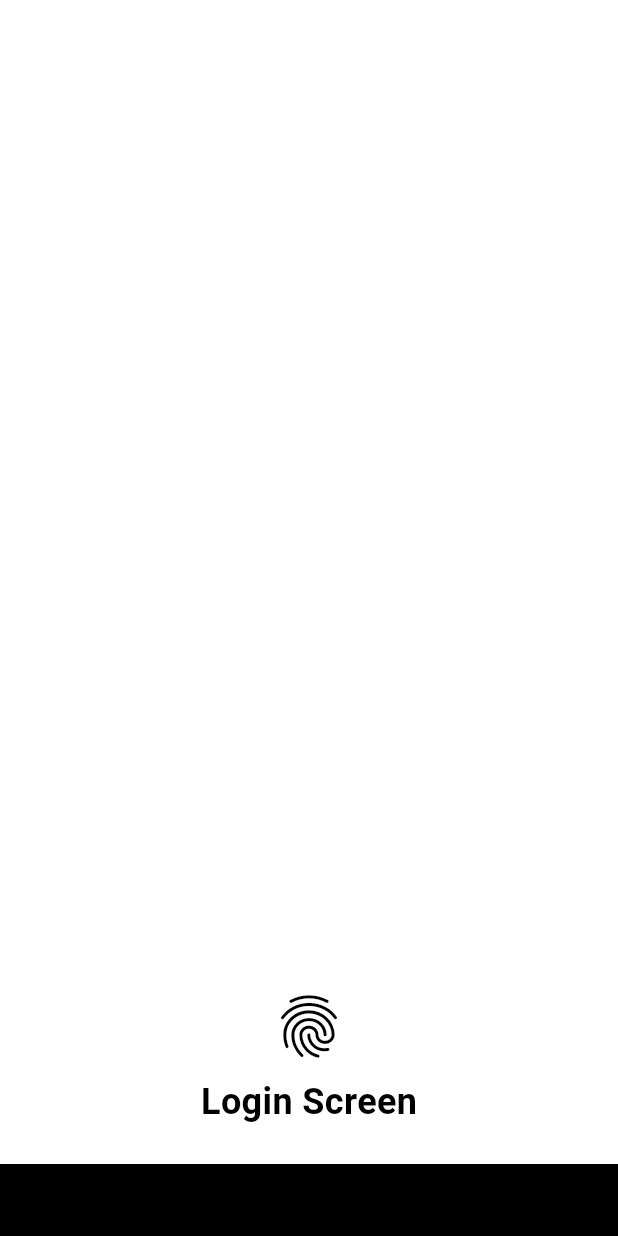
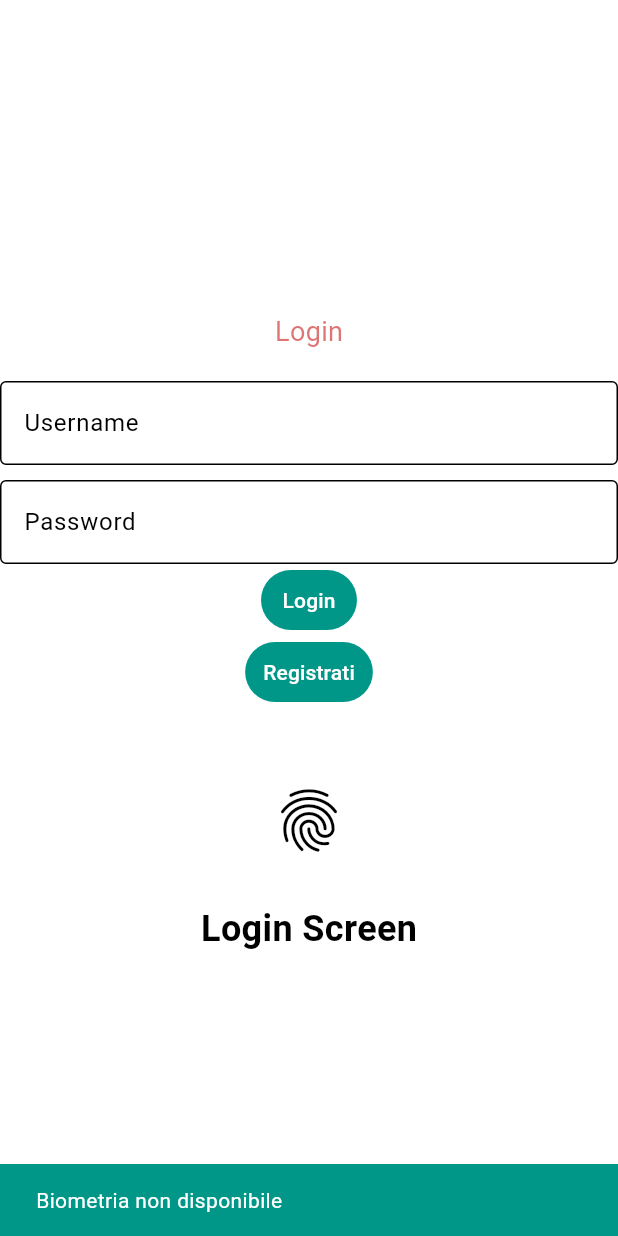
Before and after one commit to Sfabi28/Swifty_Protein, a Flutter app: the screen it shows after launch, after a tap on the "fingerprint" icon, on a phone screen of 412 x 824 dp. Run offline on Flutter 3.47's test engine with Material 3 defaults, Android fonts, the phone set to English and light mode, and no system bars; our stand-ins replace flutter_dotenv, local_auth, shared_preferences, sqflite; missing offline and left inert: local_auth_android, local_auth_darwin; accounts and stored records are empty.

Commit message:
si inizia

```diff
--- a/lib/screens/login_screen.dart
+++ b/lib/screens/login_screen.dart
@@ -2,6 +2,8 @@ import 'package:flutter/material.dart';
 import 'package:local_auth/local_auth.dart';
 import 'package:local_auth_android/local_auth_android.dart';
 import 'package:local_auth_darwin/local_auth_darwin.dart';
+import 'package:shared_preferences/shared_preferences.dart';
+import 'package:swifty_protein/models/user_model.dart';
 import '../services/db_helper.dart';
 import '../services/app_state.dart';
 
@@ -15,6 +17,7 @@ class LoginScreen extends StatefulWidget { // necessario per gestire input utent
 class _LoginScreenState extends State<LoginScreen> {
 
   final DatabaseHelper _dbhelper = DatabaseHelper.instance; //prendo l'istanza del db, per ora non serve a nel futuro servira'
+  final prefs =  SharedPreferences.getInstance();
 
   final LocalAuthentication auth = LocalAuthentication();
 
@@ -25,12 +28,18 @@ class _LoginScreenState extends State<LoginScreen> {
       AppState.ignoreNextResume = true;
       final bool canCheck = await auth.canCheckBiometrics;
       final bool isDeviceSupported = await auth.isDeviceSupported(); //controllo se posso utilizzare la biometri sul dispositivo
+      var idToLog = await prefs.then((prefs) => prefs.getString('loggedInUser')); //prendo l'username dell'utente loggato dalle preferenze condivise
 
-      if (!canCheck && !isDeviceSupported) { //se non posso usarla per qualche motivo allora lo dico in una snackbar (toast)
+      if (!canCheck && !isDeviceSupported || idToLog == null) { //se non posso usarla per qualche motivo allora lo dico in una snackbar (toast)
         AppState.ignoreNextResume = false;
         if (!mounted) return;
         ScaffoldMessenger.of(context).showSnackBar(
-          const SnackBar(content: Text('Biometria non disponibile su questo dispositivo')),
+          SnackBar(
+            content: Text('Biometria non disponibile',
+              style: TextStyle(color: Colors.white),
+            ),
+            backgroundColor: Colors.teal,  //colore debug
+          ),
         );
         return;
       }
@@ -71,32 +80,144 @@ class _LoginScreenState extends State<LoginScreen> {
     }
   }
 
+
+  final TextEditingController _nameController = TextEditingController();
+  final TextEditingController _passwordController = TextEditingController();
+
   @override
   void initState() { //quando la finestra viene creata per la prima volta
     super.initState();
   }
 
+  Future <void> _login() async { //funzione per login con username e password
+    final username = _nameController.text;
+    final password = _passwordController.text;
+
+    if (username.isEmpty || password.isEmpty) {
+      ScaffoldMessenger.of(context).showSnackBar(
+        const SnackBar(content: Text('Inserisci username e password', style: TextStyle(color: Colors.white)), backgroundColor: Colors.redAccent),
+      );
+      return;
+    }
+    _dbhelper.findUser(username, password).then((user) {
+      if (user != null) {
+        prefs.then((prefs) {
+          prefs.setString('loggedInUser', user.username); //salvo l'username dell'utente loggato nelle preferenze condivise
+        });
+        Navigator.of(context).pushReplacementNamed('/home');
+      } else {
+        ScaffoldMessenger.of(context).showSnackBar(
+          const SnackBar(content: Text('Credenziali non valide', style: TextStyle(color: Colors.white)), backgroundColor: Colors.redAccent),
+        );
+      }
+    });
+  }
+
+  Future<void> _sigin() async {
+    final username = _nameController.text;
+    final password = _passwordController.text;
+    if (username.isEmpty || password.isEmpty) {
+      ScaffoldMessenger.of(context).showSnackBar(
+        const SnackBar(content: Text('Inserisci username e password', style: TextStyle(color: Colors.white)), backgroundColor: Colors.redAccent),
+      );
+      return;
+    }
+    final user = User(username: username, password: password);
+      try{
+      _dbhelper.registerUser(user).then((id) {
+        prefs.then((prefs) {
+          prefs.setString('loggedInUser', user.username);
+        });
+        Navigator.of(context).pushReplacementNamed('/home');
+      });
+      }catch(e){
+        ScaffoldMessenger.of(context).showSnackBar(
+          const SnackBar(content: Text('Username già esistente', style: TextStyle(color: Colors.white)), backgroundColor: Colors.redAccent),
+        );
+      }
+  }
+
   @override
   Widget build(BuildContext context) {
     return Scaffold(
-      backgroundColor: Colors.transparent, //trasparente per mostrare lo sfondo grigio globale definito nel main.dart
-      body: Align(
-        alignment: const Alignment(0, 0.8),
+      backgroundColor: Colors.transparent,
+      body: Center(
+        child: SingleChildScrollView(
           child: Column(
             mainAxisSize: MainAxisSize.min,
             children: [
-            IconButton( //button per impronta digitale
+
+              const SizedBox(height: 20),
+
+              Text(
+                "Login",
+                style: TextStyle(
+                  fontSize: 18,
+                  color: const Color.fromARGB(179, 207, 58, 58),
+                ),
+              ),
+
+              const SizedBox(height: 20),
+
+              TextField(
+                controller: _nameController,
+                decoration: const InputDecoration(
+                  hintText: "Username",
+                  border: OutlineInputBorder(),
+                ),
+              ),
+
+              const SizedBox(height: 10),
+
+              TextField(
+                controller: _passwordController,
+                decoration: const InputDecoration(
+                  hintText: "Password",
+                  border: OutlineInputBorder(),
+                ),
+              ),
+
+              TextButton(
+                onPressed: () => _login(),
+                style: TextButton.styleFrom(
+                  backgroundColor: Colors.teal,
+                ),
+                child: const Text("Login",
+                style: TextStyle(color: Colors.white)),
+              ),
+
+              TextButton(onPressed: _sigin,
+                style: TextButton.styleFrom(
+                  backgroundColor: Colors.teal,
+                ),
+               child: const Text(
+                "Registrati", style: TextStyle(color: Colors.white)
+               )
+              ),
+
+              const SizedBox(height: 30),
+
+              IconButton(
                 icon: const Icon(Icons.fingerprint, size: 50),
+                padding: const EdgeInsets.all(20),
                 onPressed: _authenticate,
                 tooltip: 'Accedi con Impronta',
               ),
+
+              const SizedBox(height: 10),
+
               const Text(
                 "Login Screen",
-              style: TextStyle(fontSize: 24, fontWeight: FontWeight.bold),
+                style: TextStyle(
+                  fontSize: 24,
+                  fontWeight: FontWeight.bold,
+                ),
               ),
             ],
           ),
         ),
+      ),
     );
+
   }
 }
--- a/lib/services/db_helper.dart
+++ b/lib/services/db_helper.dart
@@ -1,6 +1,6 @@
 import 'package:sqflite/sqflite.dart';
 import 'package:path/path.dart';
-import '../models/user_model.dart';
+import 'package:swifty_protein/models/user_model.dart';
 
 class DatabaseHelper {
   static final DatabaseHelper instance = DatabaseHelper._init(); //unica istanza del db che useremo in tutta l'app
--- a/pubspec.yaml
+++ b/pubspec.yaml
@@ -37,9 +37,10 @@ dependencies:
   flutter_dotenv: ^6.0.0
   sqflite: ^2.4.2
   path: ^1.9.1
-  local_auth: ^2.2.0
+  local_auth: ^2.3.0
   local_auth_darwin: ^1.4.1
   local_auth_android: ^1.0.12
+  shared_preferences: ^2.2.2
 
 dev_dependencies:
   flutter_test:
```
Also changed, not shown: t.txt (added, +25 -0 lines), pubspec.lock. Lines whose indentation alone changed are shown as unchanged.
